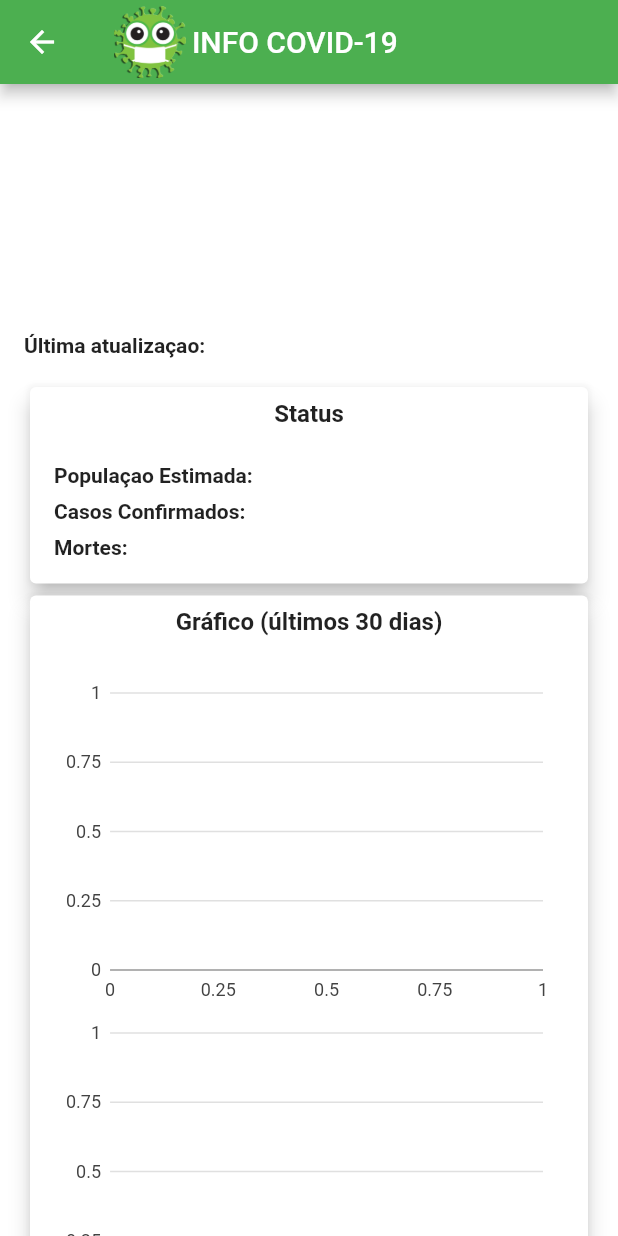
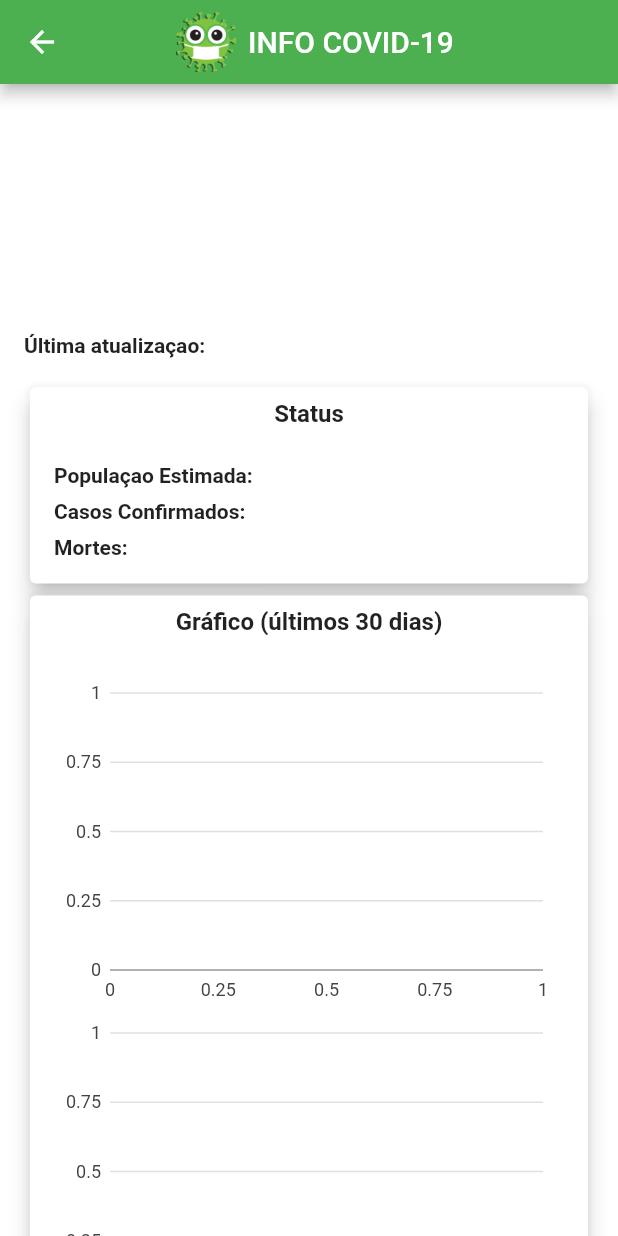
Before and after one commit to jamesldr/info_covid_19, a Flutter app: the DetalhesPage screen opened directly with empty values, on a phone screen of 412 x 824 dp. Run offline on Flutter 3.47's test engine with Material 2 defaults, Android fonts, the phone set to English and light mode, and no system bars; our stand-ins replace auto_size_text, charts_flutter, dio, flutter_mobx, flutter_modular, mobx; generated files the repository leaves out were written again; network calls fail.

Commit message:
chore: removido imports nao usados

```diff
--- a/lib/app/data/dio/intercerptor/api_interceptor.dart
+++ b/lib/app/data/dio/intercerptor/api_interceptor.dart
@@ -15,8 +15,9 @@ class ApiInterceptors extends Interceptor {
   }
 
   @override
-  Future<dynamic> onError(
-      DioError err, ErrorInterceptorHandler handler) async {}
+  Future<dynamic> onError(DioError err, ErrorInterceptorHandler handler) async {
+    logger(err.message);
+  }
 
   @override
   Future<dynamic> onResponse(
--- a/lib/app/data/repositories/covid_data_repository.dart
+++ b/lib/app/data/repositories/covid_data_repository.dart
@@ -1,5 +1,4 @@
 import 'package:dio/dio.dart';
-import 'package:estatisticas_covid/shared/utils/formatter.dart';
 
 import '../models/data_model.dart';
 
--- a/lib/app/modules/detalhes/controller/detalhes_controller.dart
+++ b/lib/app/modules/detalhes/controller/detalhes_controller.dart
@@ -1,5 +1,3 @@
-import 'dart:math';
-
 import 'package:estatisticas_covid/app/data/dio/api_brasil.dart';
 import 'package:estatisticas_covid/app/data/repositories/covid_data_repository.dart';
 import 'package:estatisticas_covid/shared/entities/graph_model.dart';
--- a/lib/app/modules/detalhes/detalhes_page.dart
+++ b/lib/app/modules/detalhes/detalhes_page.dart
@@ -4,7 +4,6 @@ import 'package:estatisticas_covid/shared/widgets/detalhes/status_grafico.dart';
 import 'package:flutter/material.dart';
 import 'package:flutter_mobx/flutter_mobx.dart';
 import 'package:flutter_modular/flutter_modular.dart';
-import 'package:charts_flutter/flutter.dart' as charts;
 
 import '../../../shared/constants/app_colors.dart';
 import '../../data/models/estado_model.dart';
@@ -36,13 +35,15 @@ class DetalhesPageState extends State<DetalhesPage> {
     return Scaffold(
       backgroundColor: AppColors.background,
       appBar: AppBar(
+        centerTitle: true,
         backgroundColor: AppColors.primary,
         title: Row(
+          mainAxisSize: MainAxisSize.min,
           children: [
             SizedBox(
               height: kToolbarHeight,
               child: Padding(
-                padding: const EdgeInsets.all(4.0),
+                padding: const EdgeInsets.all(8.0),
                 child: AppImages.icon,
               ),
             ),
--- a/lib/app/modules/login/controller/login_controller.dart
+++ b/lib/app/modules/login/controller/login_controller.dart
@@ -3,7 +3,6 @@ import 'package:estatisticas_covid/shared/constants/app_routes.dart';
 import 'package:estatisticas_covid/shared/entities/user_credentials.dart';
 import 'package:estatisticas_covid/shared/utils/debug_logger.dart';
 import 'package:flutter/material.dart';
-import 'package:flutter/src/widgets/framework.dart';
 import 'package:flutter_modular/flutter_modular.dart';
 import 'package:mobx/mobx.dart';
 part 'login_controller.g.dart';
--- a/lib/app/modules/login/login_page.dart
+++ b/lib/app/modules/login/login_page.dart
@@ -1,4 +1,3 @@
-import 'package:auto_size_text/auto_size_text.dart';
 import 'package:estatisticas_covid/shared/constants/app_colors.dart';
 import 'package:estatisticas_covid/shared/widgets/app_elevated_button.dart';
 import 'package:flutter/material.dart';
```
Also changed, not shown: lib/app/modules/home/home_page.dart (+13 -4 lines), 5 other files.
